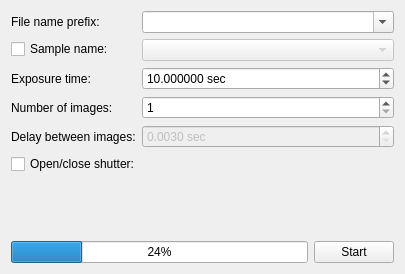
The window that cct/qtgui2/measurement/simpleexposure/simpleexposure.ui (awacha/cct) describes before a commit, drawn with Qt 5.
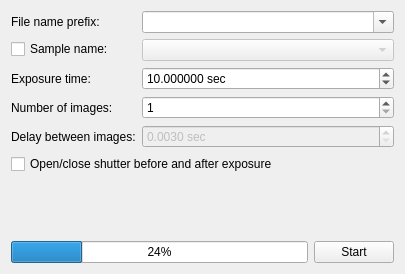
The same window after the commit. Icons and pictures are not drawn.

```diff
--- a/cct/qtgui2/measurement/simpleexposure/simpleexposure.ui
+++ b/cct/qtgui2/measurement/simpleexposure/simpleexposure.ui
@@ -106,7 +106,7 @@
      <item row="6" column="0" colspan="2">
       <widget class="QCheckBox" name="shutterCheckBox">
        <property name="text">
-        <string>Open/close shutter:</string>
+        <string>Open/close shutter before and after exposure</string>
        </property>
       </widget>
      </item>
```
